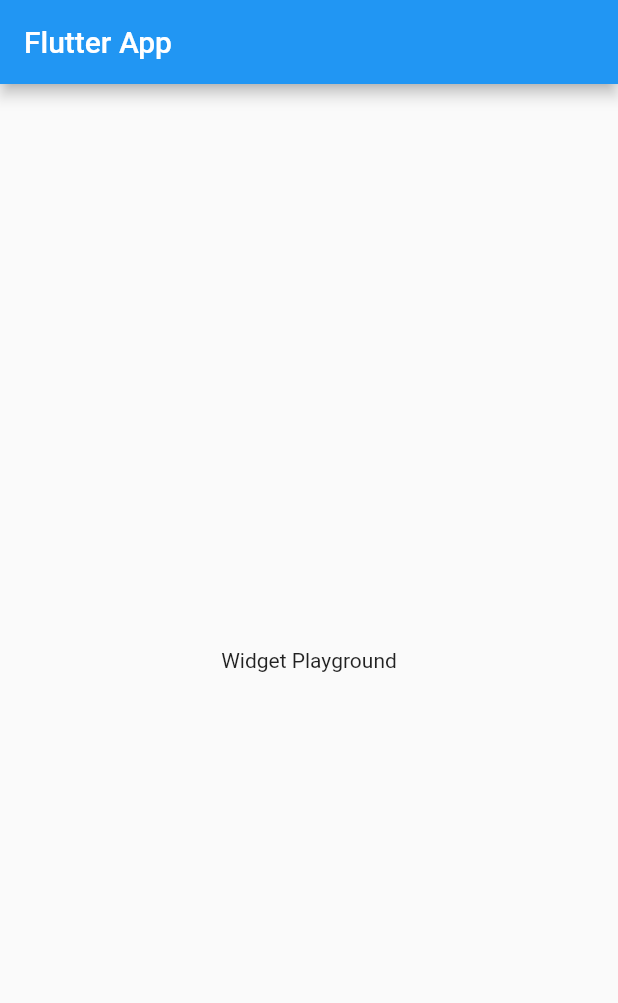
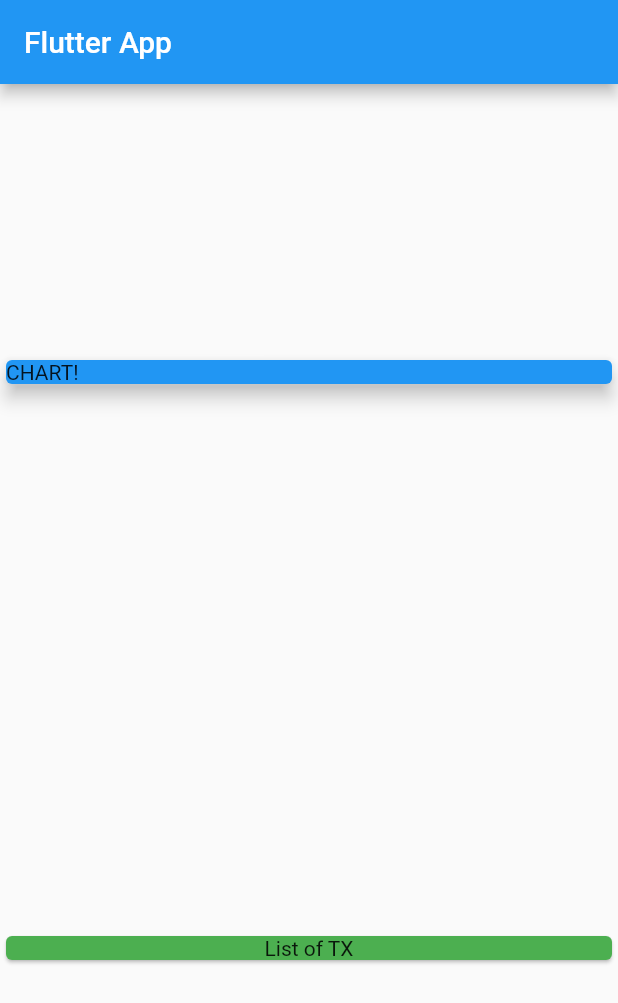
Before and after one commit to kong-hub/PERSONAL-EXPENSES-APP, a Flutter app: the screen it shows after launch, on a phone screen of 412 x 824 dp. Shown: the top 1003 px of the screen. Run offline on Flutter 3.47's test engine with Material 2 defaults, Android fonts, the phone set to English and light mode, and no system bars.

Commit message:
Column Alignment

```diff
--- a/lib/main.dart
+++ b/lib/main.dart
@@ -21,6 +21,31 @@ class MyApp extends StatelessWidget {
 class MyHomePage extends StatelessWidget {
   @override
   Widget build(BuildContext context) {
-    return Scaffold(appBar: AppBar(title: Text('Flutter App'),),body: Center(child: Text('Widget Playground'),),);
+    return Scaffold(
+      appBar: AppBar(
+        title: Text('Flutter App'),
+      ),
+      body: Column(
+        mainAxisAlignment: MainAxisAlignment.spaceAround,
+        crossAxisAlignment: CrossAxisAlignment.stretch,
+        children: [
+          Container(
+            width: double.infinity,
+            child: Card(
+              color: Colors.blue,
+              child: Text('CHART!'),
+              elevation: 5,
+            ),
+          ),
+          Card(
+            color: Colors.green,
+            child: Text(
+              'List of TX',
+              textAlign: TextAlign.center,
+            ),
+          ),
+        ],
+      ),
+    );
   }
 }
```
